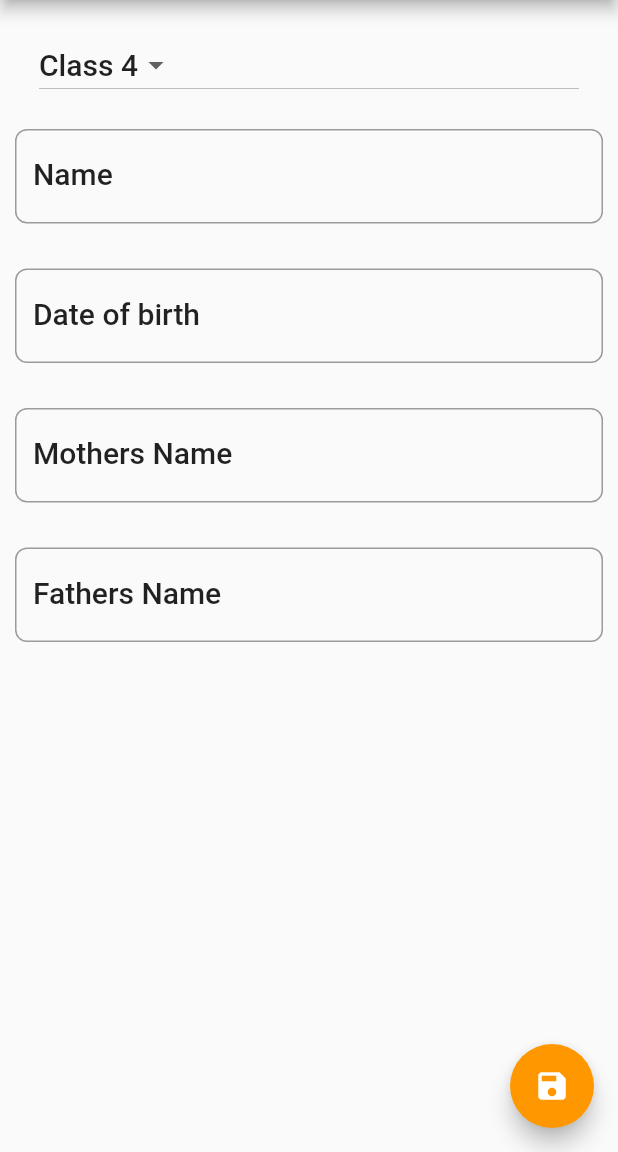
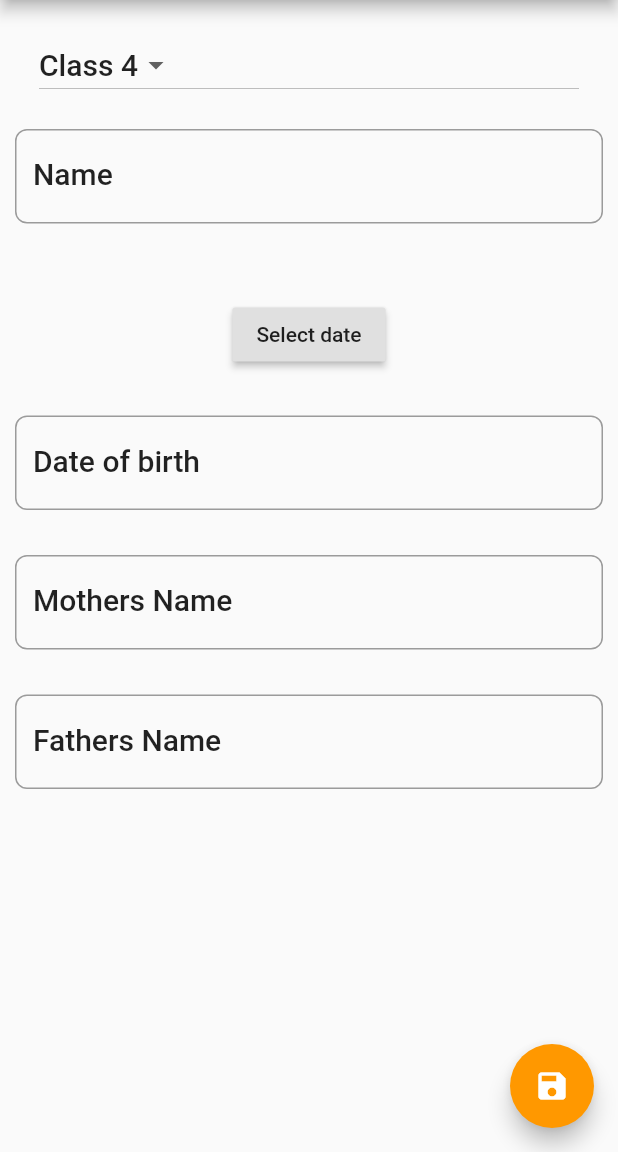
Before and after one commit to shakiz/student_app, a Flutter app: the screen it shows after launch, after a tap on the "add" icon, on a phone screen of 412 x 824 dp, the part 84-1236 px from its top. Run offline on Flutter 3.47's test engine with Material 2 defaults, Android fonts, the phone set to English and light mode, and no system bars; our stand-ins replace sqflite; accounts and stored records are empty.

Commit message:
dynamic fab icon and datePicker

```diff
--- /dev/null
+++ b/lib/models/customIcon.dart
@@ -0,0 +1,8 @@
+import 'package:flutter/cupertino.dart';
+
+class MyIcon {
+  int value;
+  IconData icon;
+
+  MyIcon(this.value, this.icon);
+}
--- a/lib/screens/student_details.dart
+++ b/lib/screens/student_details.dart
@@ -1,6 +1,10 @@
+import 'dart:ffi';
+import 'dart:math';
+
 import 'package:flutter/cupertino.dart';
 import 'package:flutter/material.dart';
 import 'package:student_app/helper/db_helper.dart';
+import 'package:student_app/models/customIcon.dart';
 import 'package:student_app/models/student.dart';
 
 class StudentDetails extends StatefulWidget {
@@ -25,6 +29,8 @@ class StudentDetailsState extends State<StudentDetails> {
   DatabaseHelper _databaseHelper;
   Student _student;
   String title;
+  var _selectedDate = DateTime(2016, 1, 1);
+  int _fabIconType;
 
   StudentDetailsState(this._student, this.title);
 
@@ -39,6 +45,13 @@ class StudentDetailsState extends State<StudentDetails> {
     if (_databaseHelper == null) {
       _databaseHelper = DatabaseHelper();
     }
+
+    if (nameEditor.text == "") {
+      _fabIconType = 0;
+    } else {
+      _fabIconType = 1;
+    }
+
     return WillPopScope(
       onWillPop: () {
         onBackPressed();
@@ -81,6 +94,7 @@ class StudentDetailsState extends State<StudentDetails> {
                 padding: EdgeInsets.only(top: 15, bottom: 15),
                 child: TextField(
                   style: textStyle,
+                  controller: nameEditor,
                   onChanged: (value) {
                     _student.name = value;
                     debugPrint("Name $value");
@@ -92,10 +106,28 @@ class StudentDetailsState extends State<StudentDetails> {
                           borderRadius: BorderRadius.circular(8))),
                 ),
               ),
+              //DOB with date picket
+              Padding(
+                  padding: EdgeInsets.only(top: 15, bottom: 15),
+                  child: Center(
+                    child: Column(
+                      mainAxisSize: MainAxisSize.min,
+                      children: <Widget>[
+                        SizedBox(
+                          height: 20.0,
+                        ),
+                        RaisedButton(
+                          onPressed: () => _selectDate(context),
+                          child: Text('Select date'),
+                        ),
+                      ],
+                    ),
+                  )),
               //DOB
               Padding(
                 padding: EdgeInsets.only(top: 15, bottom: 15),
                 child: TextField(
+                  controller: dobEditor,
                   style: textStyle,
                   onChanged: (value) {
                     _student.dob = value;
@@ -112,6 +144,7 @@ class StudentDetailsState extends State<StudentDetails> {
               Padding(
                 padding: EdgeInsets.only(top: 15, bottom: 15),
                 child: TextField(
+                  controller: mothersNameEditor,
                   style: textStyle,
                   onChanged: (value) {
                     _student.mothersName = value;
@@ -128,6 +161,7 @@ class StudentDetailsState extends State<StudentDetails> {
               Padding(
                 padding: EdgeInsets.only(top: 15, bottom: 15),
                 child: TextField(
+                  controller: fathersNameEditor,
                   style: textStyle,
                   onChanged: (value) {
                     _student.fathersName = value;
@@ -145,25 +179,48 @@ class StudentDetailsState extends State<StudentDetails> {
         ),
         floatingActionButton: FloatingActionButton(
           tooltip: "Save",
-          child: Icon(Icons.save),
+          child: Icon(_iconTypes[_fabIconType].icon),
           backgroundColor: Colors.orange,
           onPressed: () {
             _saveOrEdit();
-            debugPrint("Save clicked");
+            debugPrint("Save/Update clicked");
           },
         ),
       ),
     );
   }
 
+  //region date picker
+  Future<DateTime> _selectDate(BuildContext context) async {
+    final DateTime pickedDate = await showDatePicker(
+        context: context,
+        initialDate: _selectedDate,
+        firstDate: DateTime(2015, 8),
+        lastDate: DateTime(2101));
+    if (pickedDate != null && pickedDate != _selectedDate) {
+      setState(() {
+        _selectedDate = pickedDate;
+      });
+    }
+  }
+  //endregion
+
   //region perform save or edit operation
   void _saveOrEdit() async {
     print(_student.name);
-    int result = await _databaseHelper.add(_student);
+    int result = 0;
+    String message = "";
+    if (_student.id == 0) {
+      result = await _databaseHelper.add(_student);
+      message = "Record added successfully";
+    } else {
+      result = await _databaseHelper.update(_student);
+      message = "Record updated successfully";
+    }
     if (result != 0) {
-      _showAlertDialog('Status', 'Record added successfully');
+      _showAlertDialog('Status', message);
     } else {
-      _showAlertDialog('Status', 'Record addition failed');
+      _showAlertDialog('Status', 'Problem occurred');
     }
   }
   //endregion
@@ -181,4 +238,11 @@ class StudentDetailsState extends State<StudentDetails> {
     Navigator.pop(context, true);
   }
   //endregion
+
+  //region get fab icon programmatically
+  List<MyIcon> _iconTypes = [
+    MyIcon(0, Icons.save),
+    MyIcon(1, Icons.check),
+  ];
+  //endregion
 }
--- a/lib/screens/student_list.dart
+++ b/lib/screens/student_list.dart
@@ -53,7 +53,9 @@ class StudentListState extends State<StudentList> {
           return Card(
             margin: EdgeInsets.only(left: 16, right: 16, top: 12, bottom: 8),
             color: Colors.white,
-            elevation: 4.0,
+            elevation: 8.0,
+            shape:
+                RoundedRectangleBorder(borderRadius: BorderRadius.circular(12)),
             child: ListTile(
               leading: CircleAvatar(
                 backgroundColor: Colors.orange,
```
